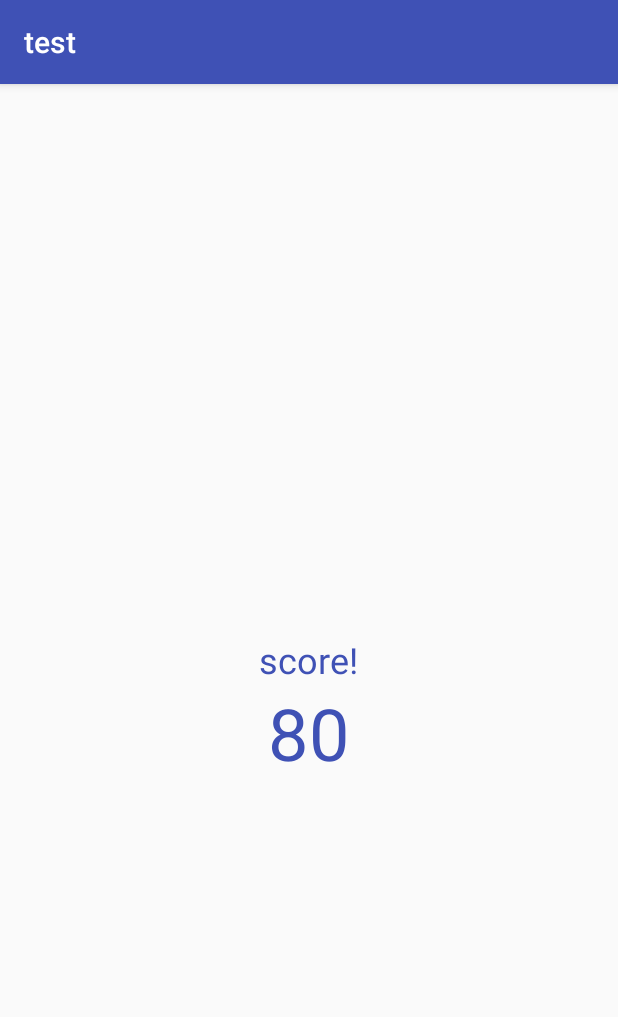
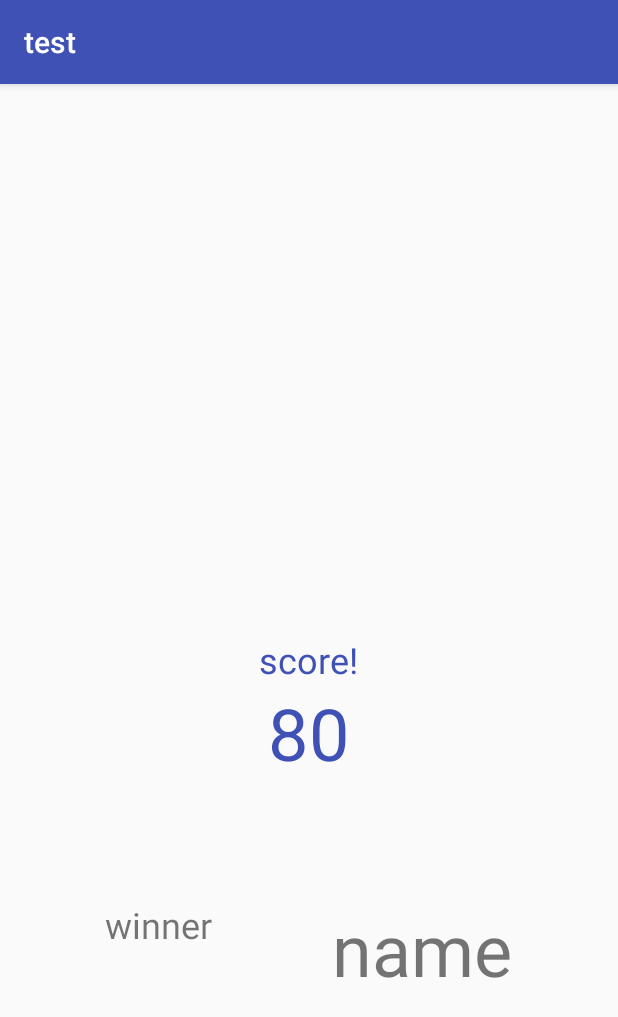
Before and after one commit to BenNjoroge/test, an Android app: the screen it shows after launch (MainActivity), on a phone screen of 412 x 824 dp. Shown: the top 1017 px of the screen. Run offline under Robolectric (Android 15) with nearby library versions, the phone set to English and light mode, and no system bars.

Commit message:
added atextview wq

```diff
--- a/app/src/main/res/layout/activity_main.xml
+++ b/app/src/main/res/layout/activity_main.xml
@@ -11,17 +11,42 @@
         android:layout_width="wrap_content"
         android:layout_height="wrap_content"
         android:layout_centerInParent="true"
-        android:textSize="24sp"
         android:text="score!"
-        android:textColor="@color/colorPrimary"/>
+        android:textColor="@color/colorPrimary"
+        android:textSize="24sp" />
 
     <TextView
         android:layout_width="wrap_content"
         android:layout_height="wrap_content"
+        android:layout_below="@id/score"
         android:layout_centerInParent="true"
+        android:text="80"
+        android:textColor="@color/colorPrimary"
+        android:textSize="48sp" />
+
+
+    <LinearLayout
+        android:gravity="center"
         android:layout_below="@id/score"
-        android:textSize="48sp"
-        android:text="80"
-        android:textColor="@color/colorPrimary"/>
+        android:layout_width="match_parent"
+        android:layout_height="match_parent"
+        android:orientation="horizontal">
+
+        <TextView
+            android:paddingRight="40dp"
+            android:layout_margin="10dp"
+            android:layout_width="wrap_content"
+            android:layout_height="80dp"
+            android:text="winner"
+            android:textSize="24sp" />
+
+        <TextView
+            android:paddingLeft="20dp"
+            android:layout_margin="10dp"
+            android:layout_width="wrap_content"
+            android:layout_height="80dp"
+            android:text="name"
+            android:textSize="48sp" />
+    </LinearLayout>
 
 </android.widget.RelativeLayout>
```
